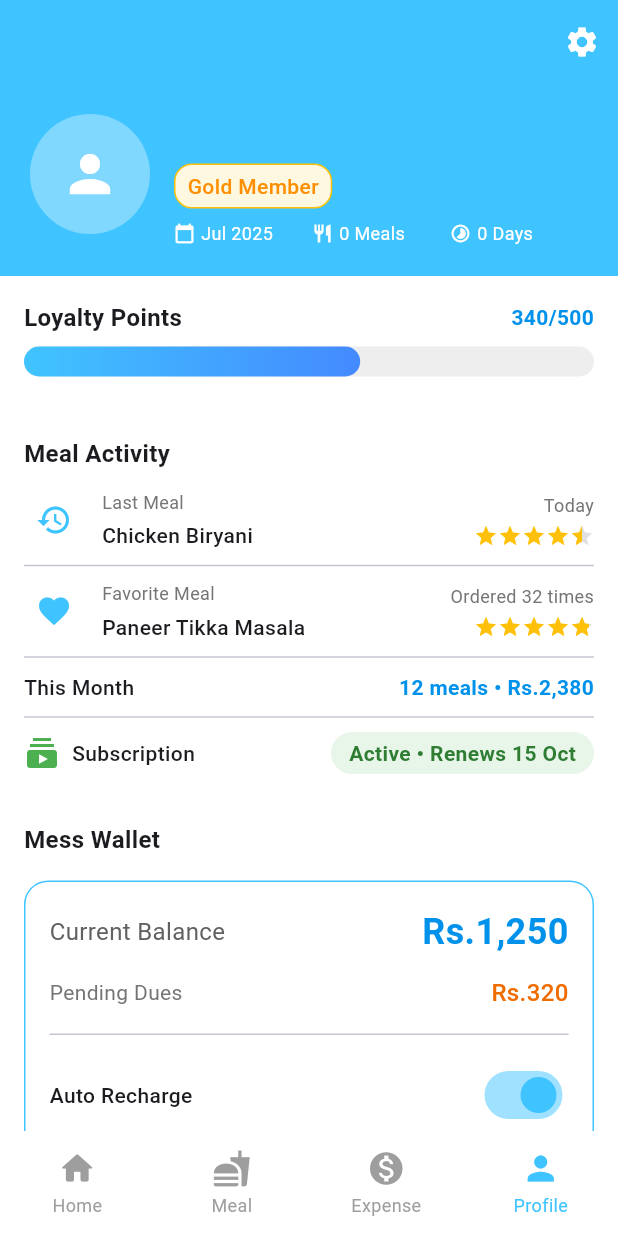
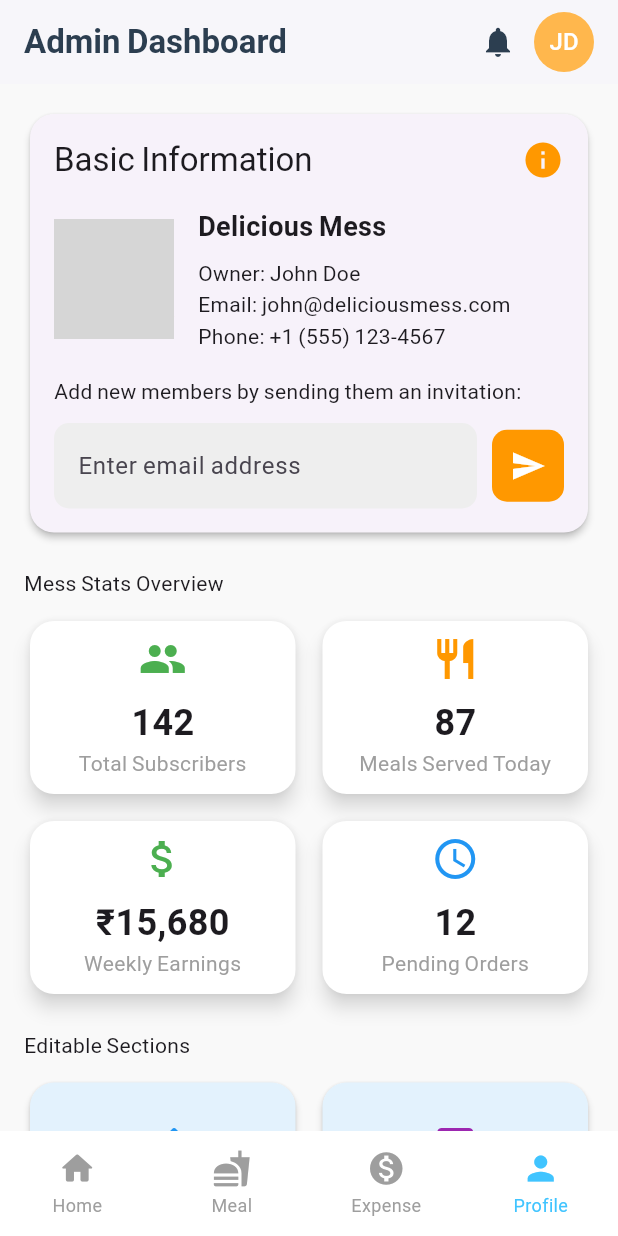
Before and after one commit to Danish9111/mess, a Flutter app: the screen it shows once a user with an empty profile is signed in, item 4 of the bottom bar chosen, on a phone screen of 412 x 824 dp. Run offline on Flutter 3.47's test engine with Material 3 defaults, Android fonts, the phone set to English and light mode, and no system bars; drawn by our look-alikes of flutter_rating_bar, persistent_bottom_nav_bar; our stand-ins replace carousel_slider, cloud_firestore, firebase_auth, firebase_core, flutter_riverpod, google_fonts and 3 more; accounts and stored records are empty; network calls fail; Roboto replaces fonts that are missing (Poppins); grey boxes are pictures that could not be loaded.

Commit message:
Add AdminProfileScreen and integrate into MainScreen navigation

```diff
--- a/lib/screens/expense_screen.dart
+++ b/lib/screens/expense_screen.dart
@@ -2,7 +2,6 @@ import 'package:flutter/material.dart';
 import 'package:flutter_riverpod/flutter_riverpod.dart';
 import 'package:intl/intl.dart';
 import 'package:iconsax/iconsax.dart';
-
 import 'package:mess/extentions.dart';
 
 void main() {
@@ -102,18 +101,23 @@ class ExpensesScreen extends ConsumerWidget {
     return Scaffold(
       backgroundColor: const Color(0xFFF5F7FA),
       appBar: AppBar(
-        title: const Text('Monthly Expenses',
-            style: TextStyle(fontWeight: FontWeight.w600)),
+        toolbarHeight: 80,
+        title: const Text('Monthly Expenses'),
         centerTitle: true,
-        elevation: 0,
-        // backgroundColor: Colors.lightBlueAccent,
-
-        actions: [
-          IconButton(
-            icon: const Icon(Iconsax.notification),
-            onPressed: () {},
+        flexibleSpace: Container(
+          decoration: BoxDecoration(
+            gradient: LinearGradient(
+              colors: [
+                // Colors.white,
+                Colors.lightBlueAccent.applyOpacity(.5),
+                Colors.lightBlueAccent,
+                // Colors.blueAccent,
+              ],
+              begin: Alignment.bottomCenter,
+              end: Alignment.topCenter,
+            ),
           ),
-        ],
+        ),
       ),
       body: RefreshIndicator(
         onRefresh: () => ref.refresh(expenseSummaryProvider.future),
--- a/lib/screens/main_screen.dart
+++ b/lib/screens/main_screen.dart
@@ -1,4 +1,5 @@
 import 'package:flutter/material.dart';
+import 'package:mess/screens/profile_screen/admin_profile/admin_profile.dart';
 import 'package:persistent_bottom_nav_bar/persistent_bottom_nav_bar.dart';
 import 'dashboard_screen/dashboard_ui/dashboard_screen.dart';
 import 'expense_screen.dart';
@@ -12,7 +13,7 @@ class MainScreen extends StatelessWidget {
     const DashboardScreen(),
     const MealScreens.MealScreen(),
     const ExpensesScreen(),
-    const ProfileScreen()
+    const AdminProfileScreen(),
   ];
   final List<PersistentBottomNavBarItem> _items = [
     PersistentBottomNavBarItem(
--- /dev/null
+++ b/lib/screens/profile_screen/admin_profile/admin_profile.dart
@@ -0,0 +1,446 @@
+import 'package:flutter/material.dart';
+
+class AdminProfileScreen extends StatelessWidget {
+  const AdminProfileScreen({super.key});
+
+  @override
+  Widget build(BuildContext context) {
+    return MaterialApp(
+      title: 'MessHub Admin',
+      debugShowCheckedModeBanner: false,
+      theme: ThemeData(
+        primarySwatch: Colors.orange,
+        scaffoldBackgroundColor: const Color(0xFFf9f9f9),
+        fontFamily: 'Poppins',
+        appBarTheme: const AppBarTheme(
+          backgroundColor: Colors.white,
+          elevation: 1,
+          iconTheme: IconThemeData(color: Color(0xFF2c3e50)),
+        ),
+      ),
+      home: const AdminDashboard(),
+    );
+  }
+}
+
+class AdminDashboard extends StatefulWidget {
+  const AdminDashboard({super.key});
+
+  @override
+  State<AdminDashboard> createState() => _AdminDashboardState();
+}
+
+class _AdminDashboardState extends State<AdminDashboard> {
+  final int _selectedIndex = 0;
+  String messName = "Delicious Mess";
+  String ownerName = "John Doe";
+  String email = "john@deliciousmess.com";
+  String phone = "+1 (555) 123-4567";
+
+  final List<Map<String, dynamic>> stats = [
+    {
+      "title": "Total Subscribers",
+      "value": "142",
+      "icon": Icons.people,
+      "color": Colors.green
+    },
+    {
+      "title": "Meals Served Today",
+      "value": "87",
+      "icon": Icons.restaurant,
+      "color": Colors.orange
+    },
+    {
+      "title": "Weekly Earnings",
+      "value": "₹15,680",
+      "icon": Icons.attach_money,
+      "color": Colors.green
+    },
+    {
+      "title": "Pending Orders",
+      "value": "12",
+      "icon": Icons.access_time,
+      "color": Colors.blue
+    },
+  ];
+
+  final List<Map<String, dynamic>> editableOptions = [
+    {"title": "Edit Profile", "icon": Icons.edit, "color": Colors.blue},
+    {"title": "Change Logo", "icon": Icons.image, "color": Colors.purple},
+    {
+      "title": "Update Location",
+      "icon": Icons.location_on,
+      "color": Colors.red
+    },
+    {"title": "Update Contact", "icon": Icons.phone, "color": Colors.teal},
+  ];
+
+  final List<Map<String, dynamic>> quickActions = [
+    {"title": "View Reports", "icon": Icons.bar_chart, "color": Colors.indigo},
+    {
+      "title": "Manage Meals",
+      "icon": Icons.restaurant_menu,
+      "color": Colors.orange
+    },
+    {"title": "User Messages", "icon": Icons.message, "color": Colors.blue},
+    {"title": "System Settings", "icon": Icons.settings, "color": Colors.grey},
+  ];
+
+  final List<Map<String, dynamic>> securityOptions = [
+    {"title": "Change Password", "icon": Icons.lock, "color": Colors.blue},
+    {"title": "Logout", "icon": Icons.logout, "color": Colors.blue},
+    {"title": "Delete Account", "icon": Icons.delete, "color": Colors.red},
+  ];
+
+  @override
+  Widget build(BuildContext context) {
+    return Scaffold(
+      appBar: AppBar(
+        title: const Text(
+          'Admin Dashboard',
+          style:
+              TextStyle(color: Color(0xFF2c3e50), fontWeight: FontWeight.w600),
+        ),
+        actions: [
+          IconButton(
+            icon: const Icon(Icons.notifications, color: Color(0xFF2c3e50)),
+            onPressed: () {},
+          ),
+          Padding(
+            padding: const EdgeInsets.only(right: 16.0),
+            child: CircleAvatar(
+              backgroundColor: Colors.orange[300],
+              child: const Text('JD', style: TextStyle(color: Colors.white)),
+            ),
+          ),
+        ],
+      ),
+      body: SingleChildScrollView(
+        padding: const EdgeInsets.all(16.0),
+        child: Column(
+          crossAxisAlignment: CrossAxisAlignment.start,
+          children: [
+            // Basic Info Card
+            _buildBasicInfoCard(),
+            const SizedBox(height: 20),
+
+            // Stats Overview
+            const Text(
+              "Mess Stats Overview",
+            ),
+            const SizedBox(height: 10),
+            _buildStatsGrid(),
+            const SizedBox(height: 20),
+
+            // Editable Sections
+            const Text(
+              "Editable Sections",
+            ),
+            const SizedBox(height: 10),
+            _buildEditableGrid(),
+            const SizedBox(height: 20),
+
+            // Quick Actions
+            const Text(
+              "Quick Actions",
+            ),
+            const SizedBox(height: 10),
+            _buildQuickActionsGrid(),
+            const SizedBox(height: 20),
+
+            // Security Options
+            const Text(
+              "Security Options",
+            ),
+            const SizedBox(height: 10),
+            _buildSecurityOptions(),
+            const SizedBox(height: 20),
+          ],
+        ),
+      ),
+    );
+  }
+
+  Widget _buildBasicInfoCard() {
+    return Card(
+      elevation: 2,
+      shape: RoundedRectangleBorder(borderRadius: BorderRadius.circular(16)),
+      child: Padding(
+        padding: const EdgeInsets.all(16.0),
+        child: Column(
+          crossAxisAlignment: CrossAxisAlignment.start,
+          children: [
+            Row(
+              mainAxisAlignment: MainAxisAlignment.spaceBetween,
+              children: [
+                Text("Basic Information",
+                    style: Theme.of(context).textTheme.titleLarge),
+                const Icon(Icons.info, color: Colors.orange, size: 28),
+              ],
+            ),
+            const SizedBox(height: 16),
+            Row(
+              children: [
+                Stack(
+                  children: [
+                    const CircleAvatar(
+                      radius: 40,
+                      backgroundImage: NetworkImage(
+                          "https://images.unsplash.com/photo-1511367461989-f85a21fda167?ixlib=rb-4.0.3&ixid=M3wxMjA3fDB8MHxwaG90by1wYWdlfHx8fGVufDB8fHx8fA%3D%3D&auto=format&fit=crop&w=500&h=500&q=80"),
+                    ),
+                    Positioned(
+                      bottom: 0,
+                      right: 0,
+                      child: Container(
+                        padding: const EdgeInsets.all(6),
+                        decoration: BoxDecoration(
+                          color: Colors.orange,
+                          borderRadius: BorderRadius.circular(20),
+                        ),
+                        child: const Icon(Icons.edit,
+                            size: 18, color: Colors.white),
+                      ),
+                    ),
+                  ],
+                ),
+                const SizedBox(width: 16),
+                Expanded(
+                  child: Column(
+                    crossAxisAlignment: CrossAxisAlignment.start,
+                    children: [
+                      Text(messName,
+                          style: const TextStyle(
+                              fontSize: 18, fontWeight: FontWeight.bold)),
+                      const SizedBox(height: 8),
+                      Text("Owner: $ownerName"),
+                      Text("Email: $email"),
+                      Text("Phone: $phone"),
+                    ],
+                  ),
+                ),
+              ],
+            ),
+            const SizedBox(height: 16),
+            const Text("Add new members by sending them an invitation:"),
+            const SizedBox(height: 10),
+            Row(
+              children: [
+                Expanded(
+                  child: TextField(
+                    decoration: InputDecoration(
+                      hintText: "Enter email address",
+                      border: OutlineInputBorder(
+                        borderRadius: BorderRadius.circular(10),
+                        borderSide: BorderSide.none,
+                      ),
+                      filled: true,
+                      fillColor: Colors.grey[200],
+                    ),
+                  ),
+                ),
+                const SizedBox(width: 10),
+                Container(
+                  decoration: BoxDecoration(
+                    color: Colors.orange,
+                    borderRadius: BorderRadius.circular(10),
+                  ),
+                  child: IconButton(
+                    icon: const Icon(Icons.send, color: Colors.white),
+                    onPressed: () {},
+                  ),
+                ),
+              ],
+            ),
+          ],
+        ),
+      ),
+    );
+  }
+
+  Widget _buildStatsGrid() {
+    return GridView.builder(
+      shrinkWrap: true,
+      physics: const NeverScrollableScrollPhysics(),
+      gridDelegate: const SliverGridDelegateWithFixedCrossAxisCount(
+        crossAxisCount: 2,
+        childAspectRatio: 1.5,
+        crossAxisSpacing: 10,
+        mainAxisSpacing: 10,
+      ),
+      itemCount: stats.length,
+      itemBuilder: (context, index) {
+        final stat = stats[index];
+
+        return Card(
+          elevation: 5,
+          color: Colors.white,
+          shadowColor: Colors.grey.shade100,
+          shape:
+              RoundedRectangleBorder(borderRadius: BorderRadius.circular(16)),
+          child: Padding(
+            padding: const EdgeInsets.all(.0),
+            child: Column(
+              mainAxisAlignment: MainAxisAlignment.center,
+              children: [
+                Icon(stat["icon"], size: 32, color: stat["color"]),
+                const SizedBox(height: 10),
+                Text(stat["value"],
+                    style: const TextStyle(
+                        fontSize: 24, fontWeight: FontWeight.bold)),
+                Text(stat["title"],
+                    textAlign: TextAlign.center,
+                    style: const TextStyle(color: Colors.grey)),
+              ],
+            ),
+          ),
+        );
+      },
+    );
+  }
+
+  Widget _buildEditableGrid() {
+    return GridView.builder(
+      shrinkWrap: true,
+      physics: const NeverScrollableScrollPhysics(),
+      gridDelegate: const SliverGridDelegateWithFixedCrossAxisCount(
+        crossAxisCount: 2,
+        childAspectRatio: 1.5,
+        crossAxisSpacing: 10,
+        mainAxisSpacing: 10,
+      ),
+      itemCount: editableOptions.length,
+      itemBuilder: (context, index) {
+        final option = editableOptions[index];
+        return Card(
+          elevation: 2,
+          shape:
+              RoundedRectangleBorder(borderRadius: BorderRadius.circular(16)),
+          color: Colors.blue[50],
+          child: InkWell(
+            borderRadius: BorderRadius.circular(16),
+            onTap: () {},
+            child: Padding(
+              padding: const EdgeInsets.all(16.0),
+              child: Column(
+                mainAxisAlignment: MainAxisAlignment.center,
+                children: [
+                  Icon(option["icon"], size: 32, color: option["color"]),
+                  const SizedBox(height: 10),
+                  Text(option["title"],
+                      style: const TextStyle(fontWeight: FontWeight.bold)),
+                ],
+              ),
+            ),
+          ),
+        );
+      },
+    );
+  }
+
+  Widget _buildQuickActionsGrid() {
+    return GridView.builder(
+      shrinkWrap: true,
+      physics: const NeverScrollableScrollPhysics(),
+      gridDelegate: const SliverGridDelegateWithFixedCrossAxisCount(
+        crossAxisCount: 2,
+        childAspectRatio: 1.5,
+        crossAxisSpacing: 10,
+        mainAxisSpacing: 10,
+      ),
+      itemCount: quickActions.length,
+      itemBuilder: (context, index) {
+        final action = quickActions[index];
+        return Card(
+          elevation: 2,
+          shape:
+              RoundedRectangleBorder(borderRadius: BorderRadius.circular(16)),
+          color: Colors.green[50],
+          child: InkWell(
+            borderRadius: BorderRadius.circular(16),
+            onTap: () {},
+            child: Padding(
+              padding: const EdgeInsets.all(16.0),
+              child: Column(
+                mainAxisAlignment: MainAxisAlignment.center,
+                children: [
+                  Icon(action["icon"], size: 32, color: action["color"]),
+                  const SizedBox(height: 10),
+                  Text(action["title"],
+                      style: const TextStyle(fontWeight: FontWeight.bold)),
+                ],
+              ),
+            ),
+          ),
+        );
+      },
+    );
+  }
+
+  Widget _buildSecurityOptions() {
+    return Card(
+      elevation: 2,
+      shape: RoundedRectangleBorder(borderRadius: BorderRadius.circular(16)),
+      child: Column(
+        children: securityOptions.map((option) {
+          return ListTile(
+            leading: Icon(option["icon"], color: option["color"]),
+            title: Text(option["title"]),
+            trailing: const Icon(Icons.arrow_forward_ios, size: 16),
+            onTap: () {
+              if (option["title"] == "Delete Account") {
+                showDialog(
+                  context: context,
+                  builder: (context) => AlertDialog(
+                    title: const Text("Delete Account"),
+                    content: const Text(
+                        "Are you sure you want to delete your account? This action cannot be undone."),
+                    actions: [
+                      TextButton(
+                        onPressed: () => Navigator.pop(context),
+                        child: const Text("Cancel"),
+                      ),
+                      TextButton(
+                        onPressed: () {
+                          Navigator.pop(context);
+                          showDialog(
+                            context: context,
+                            builder: (context) => AlertDialog(
+                              backgroundColor: Colors.white,
+                              title: const Text("Confirm Deletion"),
+                              content: const Text(
+                                  "This will permanently delete all your data. Please confirm again."),
+                              actions: [
+                                TextButton(
+                                  onPressed: () => Navigator.pop(context),
+                                  child: const Text("Cancel"),
+                                ),
+                                TextButton(
+                                  onPressed: () {
+                                    Navigator.pop(context);
+                                    ScaffoldMessenger.of(context).showSnackBar(
+                                      const SnackBar(
+                                          content: Text(
+                                              "Account deletion process initiated")),
+                                    );
+                                  },
+                                  child: const Text("Delete",
+                                      style: TextStyle(color: Colors.red)),
+                                ),
+                              ],
+                            ),
+                          );
+                        },
+                        child: const Text("Delete",
+                            style: TextStyle(color: Colors.red)),
+                      ),
+                    ],
+                  ),
+                );
+              }
+            },
+          );
+        }).toList(),
+      ),
+    );
+  }
+}
```
